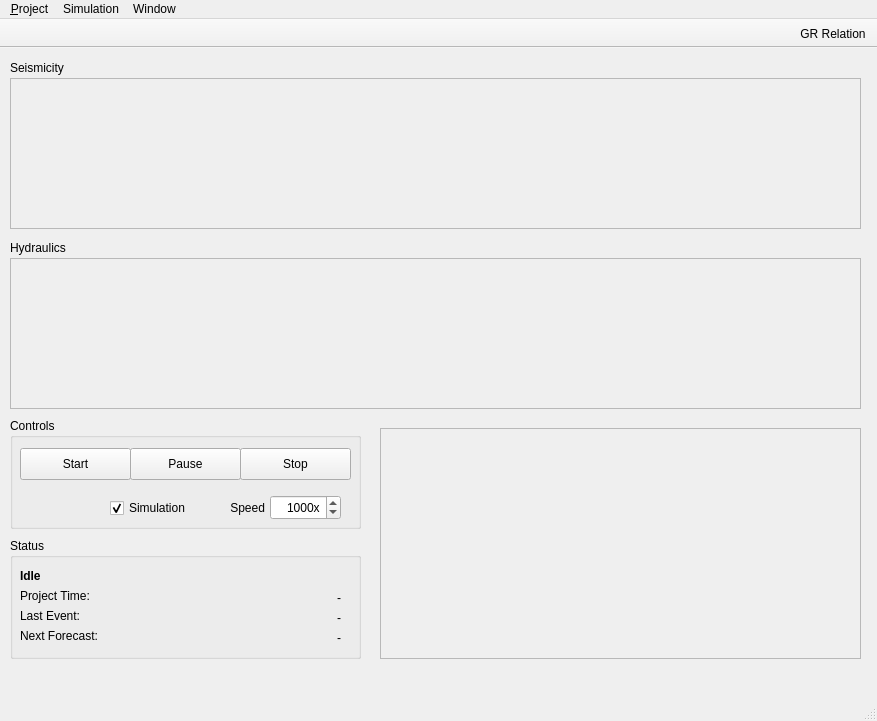
Old version of the form atlas/ui/views/mainwindow.ui in the repository swiss-seismological-service/hermes.
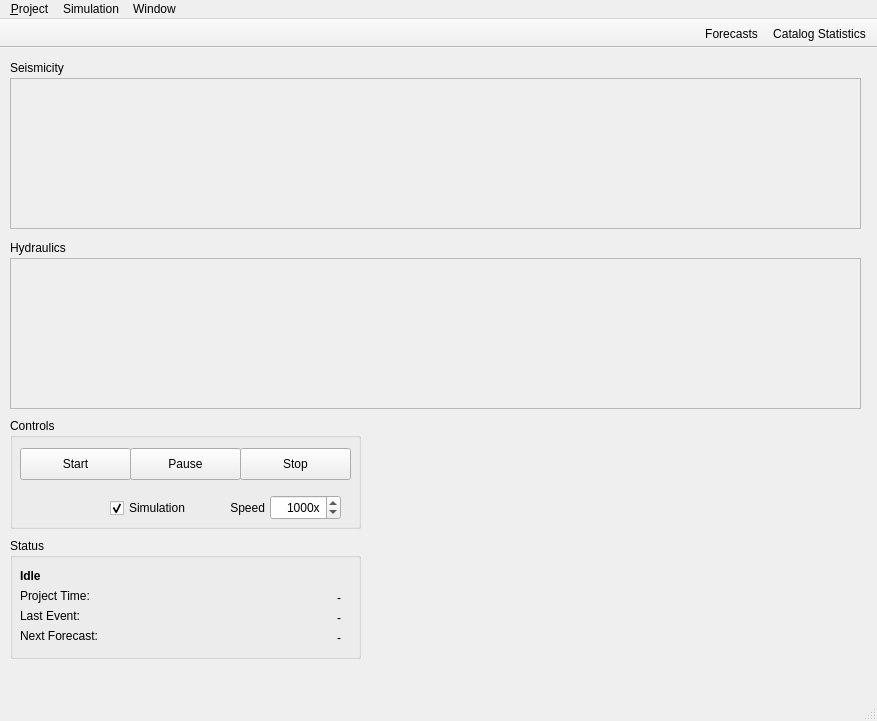
New version of the form. Icons and pictures are not drawn. Custom widgets are drawn as their Qt base class.

Commit message:
Move forecasts to a seperate window, improve model handling
Models are now loaded by centralized load_models() function instead of
being explicitly instantiated within the forecast engine. This makes it
very easy to add new models which the rest of the program will then pick
up automatically.
Other improvements: forecast results moved from the project to the
engine which can store results for multiple runs (identified by their
run time)

Diff of the .ui file:
```diff
--- a/atlas/ui/views/mainwindow.ui
+++ b/atlas/ui/views/mainwindow.ui
@@ -341,32 +341,6 @@
      <string>Hydraulics</string>
     </property>
    </widget>
-   <widget class="QFrame" name="frame">
-    <property name="geometry">
-     <rect>
-      <x>380</x>
-      <y>380</y>
-      <width>481</width>
-      <height>231</height>
-     </rect>
-    </property>
-    <property name="frameShape">
-     <enum>QFrame::StyledPanel</enum>
-    </property>
-    <property name="frameShadow">
-     <enum>QFrame::Raised</enum>
-    </property>
-    <widget class="RateForecastPlotWidget" name="rate_forecast_plot" native="true">
-     <property name="geometry">
-      <rect>
-       <x>-1</x>
-       <y>-1</y>
-       <width>481</width>
-       <height>231</height>
-      </rect>
-     </property>
-    </widget>
-   </widget>
   </widget>
   <widget class="QMenuBar" name="menuBar">
    <property name="geometry">
@@ -433,6 +407,7 @@
     <bool>false</bool>
    </attribute>
    <addaction name="actionShow_GR"/>
+   <addaction name="actionForecasts"/>
   </widget>
   <widget class="QStatusBar" name="statusBar"/>
   <action name="actionImport_Seismic_Data">
@@ -466,7 +441,7 @@
      <normaloff>:/toolbar-buttons/images/view-gr-toolbar-button.png</normaloff>:/toolbar-buttons/images/view-gr-toolbar-button.png</iconset>
    </property>
    <property name="text">
-    <string>GR Relation</string>
+    <string>Catalog Statistics</string>
    </property>
   </action>
   <action name="actionImport_Hydraulic_Data">
@@ -484,6 +459,15 @@
     <string>New Project...</string>
    </property>
   </action>
+  <action name="actionForecasts">
+   <property name="icon">
+    <iconset resource="images.qrc">
+     <normaloff>:/toolbar-buttons/images/forecast-window-toolbar-button.png</normaloff>:/toolbar-buttons/images/forecast-window-toolbar-button.png</iconset>
+   </property>
+   <property name="text">
+    <string>Forecasts</string>
+   </property>
+  </action>
  </widget>
  <layoutdefault spacing="6" margin="11"/>
  <customwidgets>
@@ -499,12 +483,6 @@
    <header>plots</header>
    <container>1</container>
   </customwidget>
-  <customwidget>
-   <class>RateForecastPlotWidget</class>
-   <extends>QWidget</extends>
-   <header>plots</header>
-   <container>1</container>
-  </customwidget>
  </customwidgets>
  <resources>
   <include location="images.qrc"/>
```
Left out of the diff: 1 changed line with no effect on the pictures. The commit also changes 25 other files.
